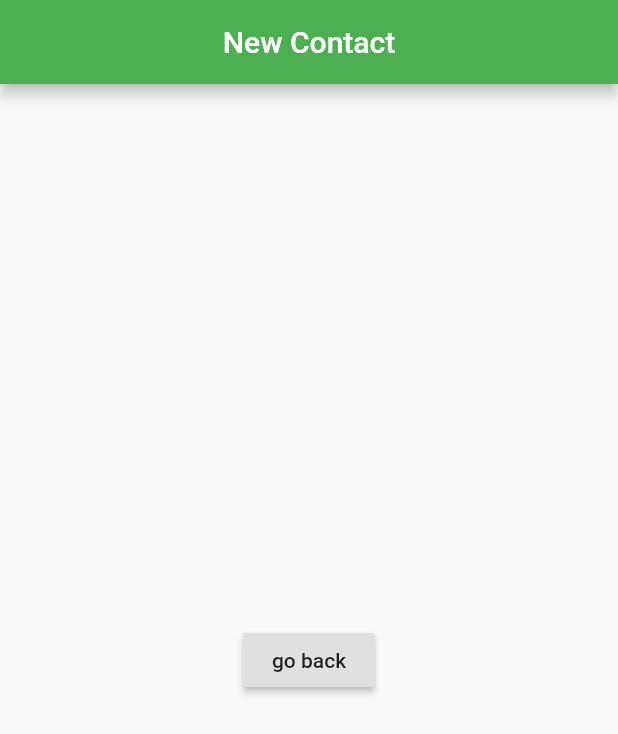
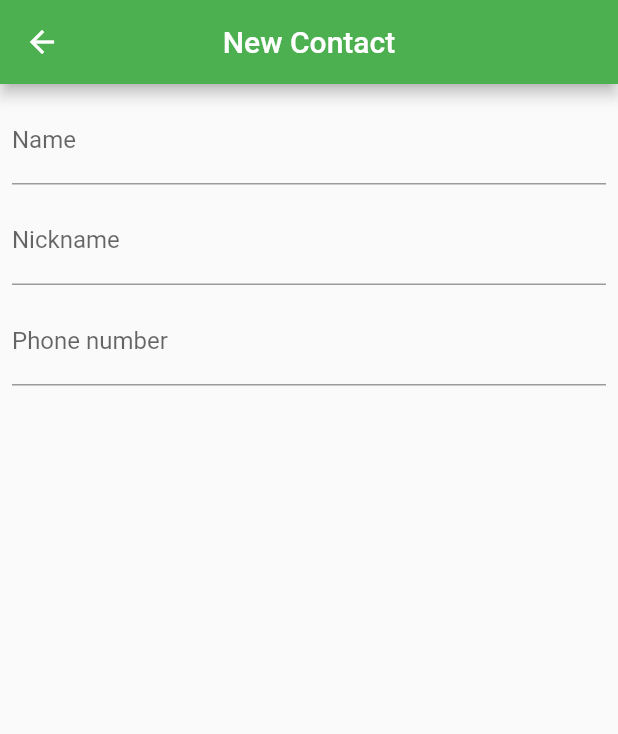
Before and after one commit to morjuax/curso_flutter_basico, a Flutter app: the FormContactPage screen opened by its route, on a phone screen of 412 x 824 dp. Shown: the top 734 px of the screen. Run offline on Flutter 3.47's test engine with Material 2 defaults, Android fonts, the phone set to English and light mode, and no system bars; statements that could not run were skipped.

Commit message:
[UPD] entradas de texto

```diff
--- a/lib/ui/pages/form_contact_page.dart
+++ b/lib/ui/pages/form_contact_page.dart
@@ -1,24 +1,72 @@
 import 'package:flutter/material.dart';
 
-class FormContactPage extends StatelessWidget {
+GlobalKey<FormState> formContactKey = GlobalKey<FormState>();
+GlobalKey<ScaffoldState> formPageKey = GlobalKey<ScaffoldState>();
+
+class FormContactPage extends StatefulWidget {
+  @override
+  _FormContactPageState createState() => _FormContactPageState();
+}
+
+class _FormContactPageState extends State<FormContactPage> {
+  TextEditingController _nameController;
+  TextEditingController _nickNameController;
+  TextEditingController _phoneNumberController;
+
+  @override
+  void initState() {
+    super.initState();
+    _nameController = TextEditingController(text: '');
+    _nickNameController = TextEditingController(text: '');
+    _phoneNumberController = TextEditingController(text: '');
+  }
+
   @override
   Widget build(BuildContext context) {
+
     return Scaffold(
       appBar: AppBar(
-        automaticallyImplyLeading: false, // para quitar el boton de atras
+        // automaticallyImplyLeading: false, // para quitar el boton de atras
         centerTitle: true,
         title: Text('New Contact')
       ),
-      body: Center(
-        child: RaisedButton(
-          onPressed: (){
-            // Navigator.of(context).pop();
-            Navigator.pop(context);
-          },
-          child: Text('go back'),
+      body: SingleChildScrollView(
+        child: Form(
+          key: formContactKey,
+          child: Padding(
+            padding: const EdgeInsets.all(8.0),
+            child: Column(
+              children: <Widget>[
+                TextFormField(
+                  decoration: InputDecoration(
+                    labelText: 'Name'
+                  ),
+                  onChanged: (value) => print(_nameController.text),
+                  controller: _nameController,
+                ),
+                SizedBox(height: 8.0),
+                TextFormField(
+                  decoration: InputDecoration(
+                      labelText: 'Nickname'
+                  ),
+                  onChanged: (value) => print(_nickNameController.text),
+                  controller: _nickNameController,
+                ),
+                SizedBox(height: 8.0),
+                TextFormField(
+                  decoration: InputDecoration(
+                      labelText: 'Phone number'
+                  ),
+                  onChanged: (value) => print(_phoneNumberController.text),
+                  controller: _phoneNumberController,
+                )
+              ],
+            ),
+          ),
         ),
+      )
 
-      ),
+
     );
   }
 }
--- a/lib/ui/widgets/custom_buttons.dart
+++ b/lib/ui/widgets/custom_buttons.dart
@@ -12,9 +12,9 @@ class CustomButton extends StatelessWidget {
   Widget build(BuildContext context) {
     return InkWell(
         onTap: () {
-          titleButton.value = 'New title notifier';
-          pressButton();
-          _controller.changeTheme();
+          // titleButton.value = 'New title notifier';
+          // pressButton();
+          // _controller.changeTheme();
           Navigator.pushNamed(context, 'formContact');
         },
         onLongPress: () {
```
